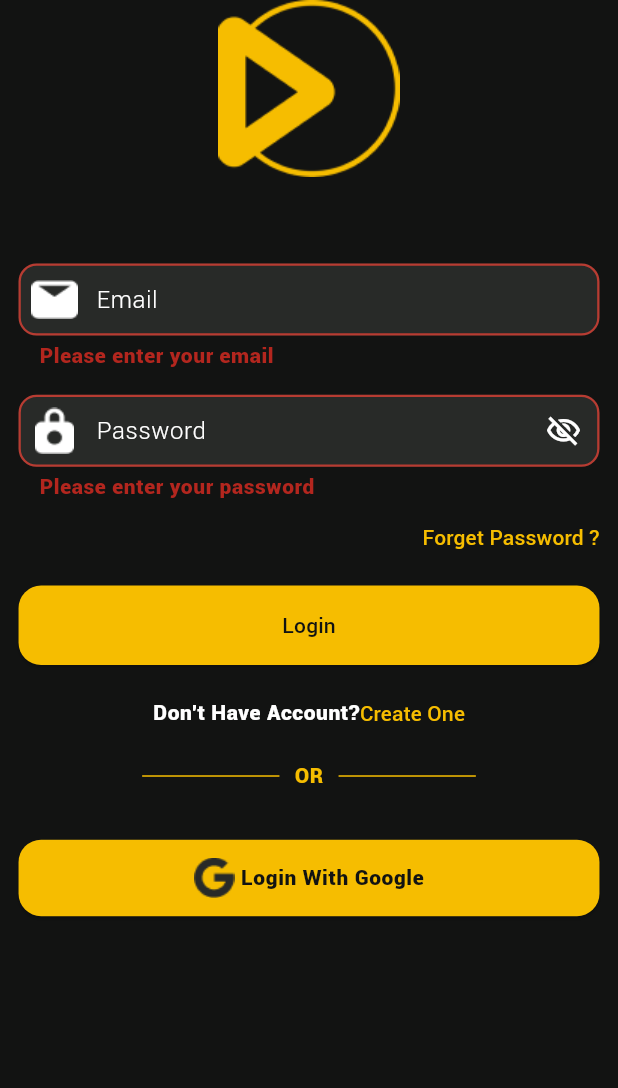
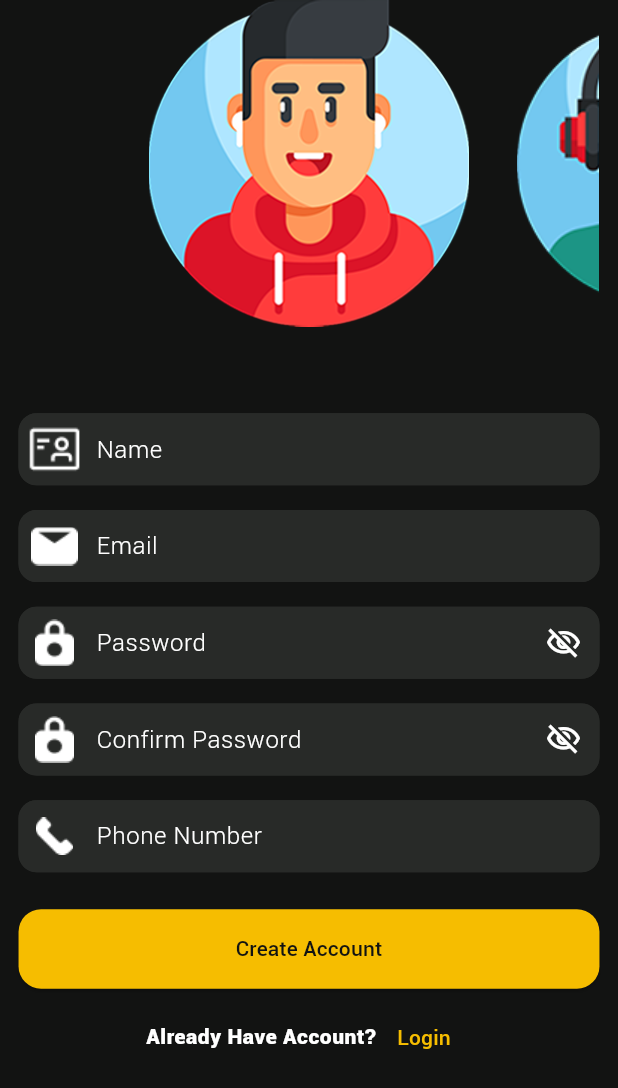
Before and after one commit to hesham81/movies, a Flutter app: the Login screen opened by its route, after a tap on "Login", after a tap on "Create One", on a phone screen of 412 x 824 dp. Shown: the top 1088 px of the screen. Run offline on Flutter 3.47's test engine with Material 3 defaults, Android fonts, the phone set to English and light mode, and no system bars; drawn by our look-alikes of carousel_slider; our stand-ins replace bot_toast, firebase_auth, firebase_core, flutter_easyloading, lottie; accounts and stored records are empty; Roboto replaces fonts that are missing (Poppins).

Commit message:
ending of sign up screen

```diff
--- a/lib/core/constants/app_assets.dart
+++ b/lib/core/constants/app_assets.dart
@@ -12,4 +12,6 @@ abstract class AppAssets
   static const String emailICN = "assets/icons/email.png";
   static const String lockICN = "assets/icons/lock.png";
   static const String googleICN = "assets/icons/google.png";
+  static const String nameICN = "assets/icons/name.png";
+  static const String phoneICN = "assets/icons/phone.png";
 }
--- a/lib/core/routes/route_names.dart
+++ b/lib/core/routes/route_names.dart
@@ -2,4 +2,5 @@ abstract class RouteNames
 {
     static const String splash = "/splash";
     static const String login = "/login";
+    static const String createAccount = "/create-account";
 }
--- a/lib/core/routes/routes.dart
+++ b/lib/core/routes/routes.dart
@@ -1,4 +1,5 @@
 import 'package:flutter/material.dart';
+import '/modules/create_account/create_account.dart';
 import '/core/routes/route_names.dart';
 import '/modules/login/login.dart';
 
@@ -12,6 +13,11 @@ abstract class Routes {
           builder: (context) => const Login(),
           settings: setting,
         );
+      case RouteNames.createAccount:
+        return MaterialPageRoute(
+          builder: (context) => const CreateAccount(),
+          settings: setting,
+        );
       default:
         return MaterialPageRoute(
           builder: (context) => const Splash(),
--- a/lib/core/services/bot_toast.dart
+++ b/lib/core/services/bot_toast.dart
@@ -1,13 +1,14 @@
 import 'package:bot_toast/bot_toast.dart';
 import 'package:flutter/material.dart';
 import 'package:lottie/lottie.dart';
+import 'package:movies/core/theme/app_colors.dart';
 
 class BotToastServices {
   static void showSuccessMessage(String msg) {
     BotToast.showCustomNotification(
       toastBuilder: (void Function() cancelFunc) {
         return Material(
-          color: Colors.white,
+          color: Colors.transparent,
           child: Container(
             width: double.maxFinite,
             height: msg.length > 80 ? 100 : 75,
@@ -17,7 +18,7 @@ class BotToastServices {
               right: 24,
             ),
             decoration: BoxDecoration(
-              color: Colors.white60,
+              color: AppColors.secondaryColor,
               borderRadius: BorderRadius.circular(12),
               border: Border.all(
                 color: Color(0xFF46c234),
@@ -176,7 +177,7 @@ class BotToastServices {
     BotToast.showCustomNotification(
       toastBuilder: (void Function() cancelFunc) {
         return Material(
-          color: Colors.white,
+          color: Colors.transparent,
           child: Container(
             width: double.maxFinite,
             height: msg.length > 80 ? 110 : 85,
@@ -186,7 +187,7 @@ class BotToastServices {
               right: 24,
             ),
             decoration: BoxDecoration(
-              color: Colors.white60,
+              color: AppColors.secondaryColor,
               borderRadius: BorderRadius.circular(12),
               border: Border.all(
                 color: Color(0xFFd12e2e),
--- a/lib/core/services/easy_loading.dart
+++ b/lib/core/services/easy_loading.dart
@@ -2,7 +2,9 @@ import 'package:flutter/material.dart';
 import 'package:flutter_easyloading/flutter_easyloading.dart';
 import '/core/theme/app_colors.dart';
 
-void showLoading() {
+abstract class Loading
+{
+  static void showLoading() {
     EasyLoading.instance
       ..displayDuration = const Duration(milliseconds: 2000)
       ..indicatorType = EasyLoadingIndicatorType.cubeGrid
@@ -17,3 +19,4 @@ void showLoading() {
       ..userInteractions = true
       ..dismissOnTap = false;
   }
+}
--- a/lib/core/utils/firebase_auth_services.dart
+++ b/lib/core/utils/firebase_auth_services.dart
@@ -19,4 +19,31 @@ abstract class FirebaseAuthServices {
       return null;
     }
   }
+
+  static Future<User?> createAccount({
+    required String email,
+    required String password,
+    required String name,
+    required String phone,
+    required String imageUrl,
+  }) async {
+    try {
+      UserCredential? user = await _firebase.createUserWithEmailAndPassword(
+        email: email,
+        password: password,
+      );
+      if (user.user != null) {
+        user.user!.updateDisplayName(name);
+        user.user!.updatePhotoURL(imageUrl);
+        // user.user!.updatePhoneNumber(phone as PhoneAuthCredential);
+        user.user!.refreshToken;
+        return user.user;
+      }
+    } on FirebaseAuthException catch (e) {
+      print("object");
+    } catch (error) {
+      print("object");
+    }
+    return null;
+  }
 }
--- a/lib/main.dart
+++ b/lib/main.dart
@@ -3,6 +3,7 @@ import 'package:firebase_core/firebase_core.dart';
 import 'package:flutter/material.dart';
 import 'package:flutter_easyloading/flutter_easyloading.dart';
 import 'package:movies/core/routes/routes.dart';
+import 'package:movies/core/services/easy_loading.dart';
 import '/core/theme/app_theme.dart';
 import 'firebase_options.dart';
 
@@ -10,6 +11,7 @@ void main() {
   WidgetsFlutterBinding.ensureInitialized();
   Firebase.initializeApp(
     options: DefaultFirebaseOptions.currentPlatform,
+
   );
   runApp(const MyApp());
 }
@@ -17,6 +19,7 @@ void main() {
 var navigatorKey = GlobalKey<NavigatorState>();
 
 class MyApp extends StatelessWidget {
+
   const MyApp({super.key});
 
   @override
--- /dev/null
+++ b/lib/models/avatar_model.dart
@@ -0,0 +1,28 @@
+abstract class Avatars {
+  static const  avatarOne = {
+    "location": "assets/images/avatar1.png",
+    "url":
+        "https://s3-alpha-sig.figma.com/img/0ecb/0264/ed6bae405d7a1f06d2b702842000ca23?Expires=1739750400&Key-Pair-Id=APKAQ4GOSFWCW27IBOMQ&Signature=mVjDsYLFdmwRks0rmbvOcmSpXlq77AQ~GEUzDB88We4AjTshk0JR6pzbzwWE~z~5qKnVV0M5fYaU~wiGEcrWDEXzknDAU0V7jM1QAal4yVLuQicEsMfzqcpXw-XrzpXJZ-uJPPruVWRelyn7UDriw8MaBFESrUroOi0TyhEQBfMRbgOPZleTmsvYisqmuL-NZx5VjiWT~s8p0Pf0OnoKSEVCKIky4HLY18H~wmX11hPj8UPNWqZL5W5BPQWSY0p4n2kxboHn8xibUZQv0fO9Q0WhdJvRdM1TaUYcqojxk5i7kYy2fujBg2UBQPhRsW4IBdCvx-f8wVuPms9ymDIE9Q__",
+  };
+  static const avatarTwo = {
+    "location": "assets/images/avatar2.png",
+    "url":
+        "https://s3-alpha-sig.figma.com/img/1781/d833/130f2d6e86fdf74b18fe8f84e378b3a2?Expires=1739750400&Key-Pair-Id=APKAQ4GOSFWCW27IBOMQ&Signature=SMuxvn87CDAbZ6UvxhCAEl6RXVvhxL5p2GbgzKhx6PmF~wfbGpM14GuyEhtpFi6uKFmZ91Cg-cMksJ~VlHwp7Ut8MIkUHrDovMH1OPmeHO~1hyfVHBS28DZ2cGoTKdX9mHDKrZJbU0tetEBpPue~MVS28i3TkQJNV2LqTqDGjGfRN2paGX~w0gqIlpsp1ORxGLpD71nqu2ByZNYa4kWrleOyDpN0zhIc3rlhURi3SZyBM1swVoQYYDTCLqViPsYGLl19ygAJMyxnJAZJD3Uo7mEFJTij-Sle-B6mmTs-TiAJxZftwWuWGep1dYkFndqfsu2dHt4X3CS~fX0FrgY5sQ__",
+  };
+  static const avatarThree = {
+    "location": "assets/images/avatar3.png",
+    "url":
+        "https://s3-alpha-sig.figma.com/img/22b6/44fc/9582b0f4009d71c4fba3af8de2d76fa5?Expires=1739750400&Key-Pair-Id=APKAQ4GOSFWCW27IBOMQ&Signature=rSi-hP-lP2-kzIBp874GiFMqPbGUaViBlUFsxqgFKhCOaQPIVBUiDktOjsHu7ii1XgTVeXo8JlXSYWoHKIaWsJw~tS~nGo040IRPdZSj55~g46BgUg84WnQqKtIhh5tytM1ElJvmffaC8a0UOd4XBK~VlxfSgQ~N2HgS3dY4fHjecVxhibRu65E1Ungyae0ED~qquZy4wlQWWrSvEvtAtl-fd~n42wpFOjkKoxARz5~zYIi5ePz75af3bUPMEjprgWmeG1FyQp9xuuzNxLDqgCGeCHr5u22bL7pX0umLE7LAZHf0qFKleMZbO4UKPM1ECSxc-4g5YOVp0lBcZStK5w__",
+  };
+
+   static List<String> locations = [
+    avatarOne["location"]!,
+    avatarTwo["location"]!,
+    avatarThree["location"]!,
+  ];
+   static List<String> urls = [
+    avatarOne["url"]!,
+    avatarTwo["url"]!,
+    avatarThree["url"]!,
+  ];
+}
--- /dev/null
+++ b/lib/modules/create_account/create_account.dart
@@ -0,0 +1,249 @@
+import 'package:carousel_slider/carousel_slider.dart';
+import 'package:firebase_auth/firebase_auth.dart';
+import 'package:flutter/material.dart';
+import 'package:flutter_easyloading/flutter_easyloading.dart';
+import 'package:movies/core/routes/route_names.dart';
+import 'package:movies/core/validations/phone_validation.dart';
+import 'package:movies/models/avatar_model.dart';
+import '/core/extensions/extensions.dart';
+import '../../core/constants/app_assets.dart';
+import '../../core/services/bot_toast.dart';
+import '../../core/theme/app_colors.dart';
+import '../../core/utils/firebase_auth_services.dart';
+import '../../core/validations/validations.dart';
+import '../../core/widget/custom_elevated_button.dart';
+import '../../core/widget/custom_text_button.dart';
+import '../../core/widget/custom_text_form_field.dart';
+
+class CreateAccount extends StatefulWidget {
+  const CreateAccount({super.key});
+
+  @override
+  State<CreateAccount> createState() => _CreateAccountState();
+}
+
+class _CreateAccountState extends State<CreateAccount> {
+  var emailController = TextEditingController();
+  var nameController = TextEditingController();
+  var passwordController = TextEditingController();
+  var rePasswordController = TextEditingController();
+  var phoneController = TextEditingController();
+  var formKey = GlobalKey<FormState>();
+  var widgets = [
+    Image.asset(
+      Avatars.avatarOne['location']!,
+    ),
+    Image.asset(
+      Avatars.avatarTwo['location']!,
+    ),
+    Image.asset(
+      Avatars.avatarThree['location']!,
+    ),
+  ];
+  var carouselController = CarouselSliderController();
+  var selectedIndex = 0;
+
+  @override
+  Widget build(BuildContext context) {
+    return Scaffold(
+      body: SingleChildScrollView(
+        child: Form(
+          key: formKey,
+          child: Column(
+            crossAxisAlignment: CrossAxisAlignment.stretch,
+            children: [
+              SafeArea(
+                child: CarouselSlider(
+                  items: widgets,
+                  options: CarouselOptions(
+                    enableInfiniteScroll: false,
+                    viewportFraction: 0.60,
+                    initialPage: 0,
+                    autoPlayInterval: const Duration(seconds: 3),
+                    autoPlayAnimationDuration:
+                        const Duration(milliseconds: 800),
+                    scrollDirection: Axis.horizontal,
+                    onPageChanged: (index, reason) {
+                      selectedIndex = index;
+                      setState(() {});
+                    },
+                  ),
+                  carouselController: carouselController,
+                ).center,
+              ),
+              0.07.horSpace(),
+              CustomTextFormField(
+                hintText: "Name",
+                controller: nameController,
+                validator: (value) {
+                  return Validations.isNameValid(nameController.text);
+                },
+                hintStyle: TextStyle(
+                  fontFamily: "Roboto",
+                  fontSize: 16,
+                  fontWeight: FontWeight.w300,
+                  color: AppColors.whiteColor,
+                ),
+                prefixIcon: ImageIcon(
+                  AssetImage(
+                    AppAssets.nameICN,
+                  ),
+                  color: AppColors.whiteColor,
+                ),
+                isFilled: true,
+                fillColor: AppColors.onyxGreen,
+                borderColor: AppColors.onyxGreen,
+              ),
+              0.02.horSpace(),
+              CustomTextFormField(
+                hintText: "Email",
+                controller: emailController,
+                validator: (value) {
+                  return Validations.isEmailValid(emailController.text);
+                },
+                hintStyle: TextStyle(
+                  fontFamily: "Roboto",
+                  fontSize: 16,
+                  fontWeight: FontWeight.w300,
+                  color: AppColors.whiteColor,
+                ),
+                prefixIcon: ImageIcon(
+                  AssetImage(
+                    AppAssets.emailICN,
+                  ),
+                  color: AppColors.whiteColor,
+                ),
+                isFilled: true,
+                fillColor: AppColors.onyxGreen,
+                borderColor: AppColors.onyxGreen,
+              ),
+              0.02.horSpace(),
+              CustomTextFormField(
+                hintText: "Password",
+                controller: passwordController,
+                validator: (value) {
+                  return Validations.isPasswordValid(passwordController.text);
+                },
+                hintStyle: TextStyle(
+                  fontFamily: "Roboto",
+                  fontSize: 16,
+                  fontWeight: FontWeight.w300,
+                  color: AppColors.whiteColor,
+                ),
+                prefixIcon: ImageIcon(
+                  AssetImage(
+                    AppAssets.lockICN,
+                  ),
+                  color: AppColors.whiteColor,
+                ),
+                isPassword: true,
+                isFilled: true,
+                fillColor: AppColors.onyxGreen,
+                borderColor: AppColors.onyxGreen,
+              ),
+              0.02.horSpace(),
+              CustomTextFormField(
+                hintText: "Confirm Password",
+                controller: rePasswordController,
+                validator: (value) {
+                  return Validations.rePasswordValid(
+                    passwordController.text,
+                    rePasswordController.text,
+                  );
+                },
+                hintStyle: TextStyle(
+                  fontFamily: "Roboto",
+                  fontSize: 16,
+                  fontWeight: FontWeight.w300,
+                  color: AppColors.whiteColor,
+                ),
+                prefixIcon: ImageIcon(
+                  AssetImage(
+                    AppAssets.lockICN,
+                  ),
+                  color: AppColors.whiteColor,
+                ),
+                isPassword: true,
+                isFilled: true,
+                fillColor: AppColors.onyxGreen,
+                borderColor: AppColors.onyxGreen,
+              ),
+              0.02.horSpace(),
+              CustomTextFormField(
+                hintText: "Phone Number ",
+                controller: phoneController,
+                validator: (value) {
+                  if (phoneController.text != null) return null;
+                  return "Please Enter Phone Number ";
+                },
+                hintStyle: TextStyle(
+                  fontFamily: "Roboto",
+                  fontSize: 16,
+                  fontWeight: FontWeight.w300,
+                  color: AppColors.whiteColor,
+                ),
+                prefixIcon: ImageIcon(
+                  AssetImage(
+                    AppAssets.phoneICN,
+                  ),
+                  color: AppColors.whiteColor,
+                ),
+                isFilled: true,
+                fillColor: AppColors.onyxGreen,
+                borderColor: AppColors.onyxGreen,
+              ),
+              0.03.horSpace(),
+              CustomElevatedButton(
+                text: "Create Account",
+                borderRadius: 15,
+                padding: EdgeInsets.symmetric(
+                  vertical: 0.02.height,
+                ),
+                callBack: () async {
+                  if (!formKey.currentState!.validate()) return;
+                  EasyLoading.show();
+                  User?  user = await FirebaseAuthServices.createAccount(
+                    email: emailController.text,
+                    password: passwordController.text,
+                    name: nameController.text,
+                    phone: phoneController.text,
+                    imageUrl: Avatars.urls[selectedIndex],
+                  );
+                  EasyLoading.dismiss();
+                  if (user != null) {
+                    BotToastServices.showSuccessMessage("Create Account Successfully");
+                    Navigator.pushReplacementNamed(
+                      context,
+                      RouteNames.login,
+                    );
+                  } else {
+                    BotToastServices.showErrorMessage("There is an error");
+                  }
+
+                },
+              ),
+              0.01.horSpace(),
+              Row(
+                mainAxisAlignment: MainAxisAlignment.center,
+                children: [
+                  Text(
+                    "Already Have Account?",
+                    style: Theme.of(context).textTheme.bodySmall,
+                  ),
+                  CustomTextButton(
+                    text: "Login",
+                    callback: () => Navigator.pushReplacementNamed(
+                      context,
+                      RouteNames.login,
+                    ),
+                  ),
+                ],
+              ),
+              0.01.horSpace(),
+            ],
+          ).hPadding(0.03),
+        ),
+      ),
+    );
+  }
+}
--- a/lib/modules/login/login.dart
+++ b/lib/modules/login/login.dart
@@ -1,6 +1,8 @@
 import 'dart:developer';
-
 import 'package:flutter/material.dart';
+import 'package:flutter_easyloading/flutter_easyloading.dart';
+import 'package:movies/core/routes/route_names.dart';
+import 'package:movies/core/services/bot_toast.dart';
 import 'package:movies/core/utils/firebase_auth_services.dart';
 import 'package:movies/core/validations/validations.dart';
 import '/core/constants/app_assets.dart';
@@ -41,7 +43,7 @@ class _LoginState extends State<Login> {
                 hintText: "Email",
                 controller: emailController,
                 validator: (value) {
-                  return Validations.isEmailValid(passwordController.text);
+                  return Validations.isEmailValid(emailController.text);
                 },
                 hintStyle: TextStyle(
                   fontFamily: "Roboto",
@@ -95,14 +97,16 @@ class _LoginState extends State<Login> {
                 ),
                 callBack: () async {
                   if (formKey.currentState!.validate()) {
+                    EasyLoading.show();
                     var response = await FirebaseAuthServices.login(
                       email: emailController.text,
                       password: passwordController.text,
                     );
+                    EasyLoading.dismiss();
                     if (response != null) {
-                      log("login Successful");
+                      BotToastServices.showSuccessMessage("Login Successfully");
                     } else {
-                      log("login failed");
+                      BotToastServices.showErrorMessage("There is an error");
                     }
                   }
                 },
@@ -117,6 +121,10 @@ class _LoginState extends State<Login> {
                   ),
                   CustomTextButton(
                     text: "Create One",
+                    callback: () => Navigator.pushReplacementNamed(
+                      context,
+                      RouteNames.createAccount,
+                    ),
                   ),
                 ],
               ),
--- a/pubspec.yaml
+++ b/pubspec.yaml
@@ -41,6 +41,7 @@ dependencies:
   flutter_easyloading: ^3.0.5
   bot_toast: ^4.1.3
   lottie: ^3.3.1
+  carousel_slider: ^5.0.0
 
 dev_dependencies:
   flutter_test:
```
Also changed, not shown: assets/icons/name.png (added), assets/icons/phone.png (added), assets/images/avatar1.png (added), assets/images/avatar2.png (added), assets/images/avatar3.png (added), pubspec.lock. Lines whose indentation alone changed are shown as unchanged.
